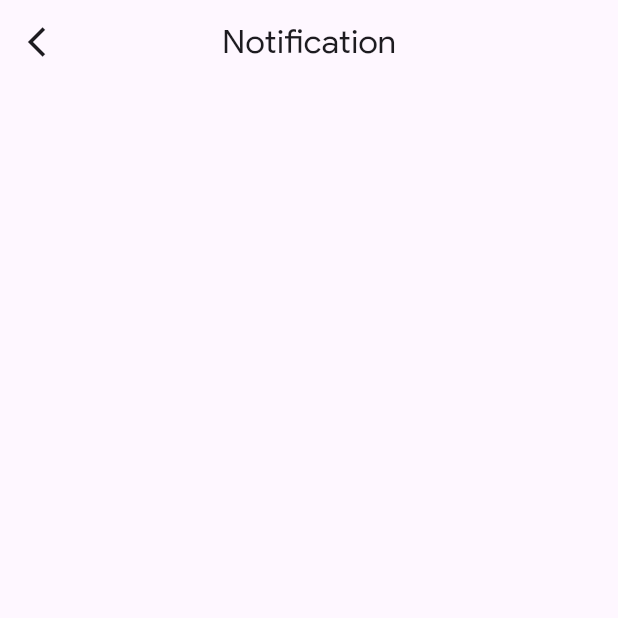
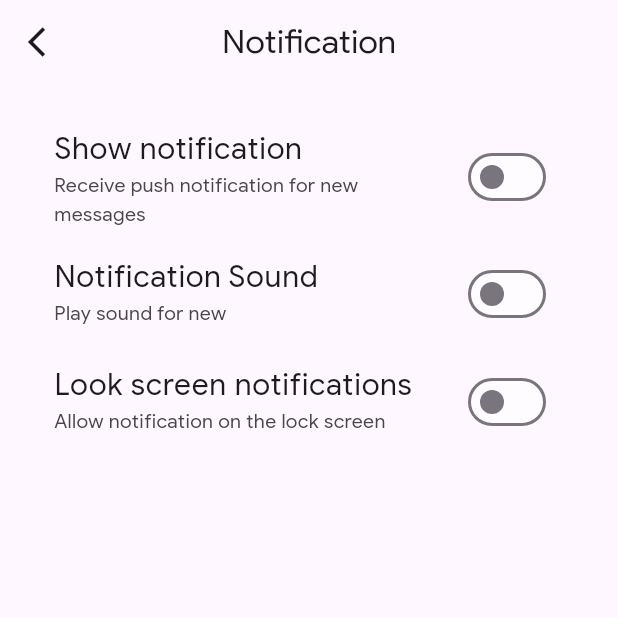
Before and after one commit to adamoz1/fluxstore, a Flutter app: the NotificationSettingPage screen opened directly, on a phone screen of 412 x 824 dp, the top half of it. Run offline on Flutter 3.47's test engine with Material 3 defaults, Android fonts, the phone set to English and light mode, and no system bars; our stand-ins replace flutter_rating_bar, get, image_picker, shared_preferences; accounts and stored records are empty.

Commit message:
Merge remote-tracking branch 'origin/master'
# Conflicts:
#	lib/common/bottom_navigation.dart

```diff
--- a/lib/Routes/app_routes.dart
+++ b/lib/Routes/app_routes.dart
@@ -3,7 +3,9 @@ import 'package:fluxstore/screens/discover_page.dart';
 import 'package:fluxstore/screens/home_sreen.dart';
 import 'package:fluxstore/screens/notification_page.dart';
 import 'package:fluxstore/screens/order_page.dart';
+import 'package:fluxstore/screens/rate_app_page.dart';
 import 'package:fluxstore/screens/setting_page.dart';
+import 'package:fluxstore/screens/settings_notification.dart';
 import 'package:fluxstore/screens/splash_screen1.dart';
 import 'package:fluxstore/screens/voucher_screen.dart';
 import 'package:get/get_navigation/src/routes/get_route.dart';
@@ -12,6 +14,9 @@ import '../screens/profile_page.dart';
 import '../screens/signin.dart';
 import '../screens/signup.dart';
 import '../screens/splash_screen2.dart';
+
+
+
 
 appRoutes() => [
       GetPage(name: '/homepage', page: () => const HomePage()),
@@ -25,6 +30,7 @@ appRoutes() => [
       GetPage(name: '/discoverpage', page: () => const DiscoverPage()),
       GetPage(name: '/voucher', page: () => const VoucherPage()),
       GetPage(name: '/setting', page: () => const SettingPage()),
-      GetPage(name: '/notificationSetting', page: () => const SettingPage()),
+      GetPage(name: '/notificationSetting', page: () => const NotificationSettingPage()),
+      GetPage(name: '/rateApp', page: () => const RateAppPage()),
 
     ];
--- a/lib/screens/setting_page.dart
+++ b/lib/screens/setting_page.dart
@@ -55,7 +55,7 @@ class _SettingPageState extends State<SettingPage> {
               title: const Text('Notification'),
               trailing: const Icon(Icons.arrow_forward_ios),
               onTap: (){
-                Get.offAndToNamed('notificationSetting');
+                Get.offAndToNamed('/notificationSetting');
               },
             ),
           ),
--- a/lib/screens/settings_notification.dart
+++ b/lib/screens/settings_notification.dart
@@ -9,6 +9,10 @@ class NotificationSettingPage extends StatefulWidget {
 }
 
 class _NotificationSettingPageState extends State<NotificationSettingPage> {
+  bool switchValue = false;
+  bool switchValue1 = false;
+  bool switchValue2 = false;
+
   @override
   Widget build(BuildContext context) {
     return Scaffold(
@@ -26,11 +30,59 @@ class _NotificationSettingPageState extends State<NotificationSettingPage> {
               child: Icon(Icons.arrow_back_ios),
             ),
             onPressed: () {
-              Get.offAndToNamed('/homepage');
+              Get.offAndToNamed('/setting');
             }),
         title: const Text('Notification'),
         centerTitle: true,
       ),
+      body: ListView(
+        padding: const EdgeInsets.all(20.0),
+        children: [
+          ListTile(
+            title: Text('Show notification',style: TextStyle(fontSize: 20),),
+            subtitle: Text('Receive push notification for new messages',style: TextStyle(fontSize: 13),),
+            trailing: Switch(
+              value: switchValue, // Pass the initialized switch value
+              onChanged: (bool newValue) { // Update the switch value when it changes
+                setState(() {
+                  switchValue = newValue; // Update the switch value
+                });
+              },
+              activeColor: switchValue ? Colors.green : Colors.white60, // Set active color based on switch value
+              inactiveTrackColor: switchValue ? Colors.white : Colors.white60,
+            )
+          ),
+          ListTile(
+              title: Text('Notification Sound',style: TextStyle(fontSize: 20),),
+              subtitle: Text('Play sound for new',style: TextStyle(fontSize: 13),),
+              trailing: Switch(
+                value: switchValue1, // Pass the initialized switch value
+                onChanged: (bool newValue) { // Update the switch value when it changes
+                  setState(() {
+                    switchValue1 = newValue; // Update the switch value
+                  });
+                },
+                activeColor: switchValue1 ? Colors.green : Colors.white60, // Set active color based on switch value
+                inactiveTrackColor: switchValue1 ? Colors.green : Colors.white60,
+              )
+          ),
+
+          ListTile(
+              title: Text('Look screen notifications',style: TextStyle(fontSize: 20),),
+              subtitle: Text('Allow notification on the lock screen',style: TextStyle(fontSize: 13),),
+              trailing: Switch(
+                value: switchValue2, // Pass the initialized switch value
+                onChanged: (bool newValue) { // Update the switch value when it changes
+                  setState(() {
+                    switchValue2 = newValue; // Update the switch value
+                  });
+                },
+                activeColor: switchValue2 ? Colors.green : Colors.white60, // Set active color based on switch value
+                inactiveTrackColor: switchValue2 ? Colors.green : Colors.white60,
+              )
+          ),
+        ],
+      ),
     );
   }
 }
--- a/lib/theme.dart
+++ b/lib/theme.dart
@@ -21,6 +21,12 @@ ThemeData darkTheme = ThemeData(
     iconTheme: const IconThemeData(color: Colors.white),
     bottomNavigationBarTheme: const BottomNavigationBarThemeData(
     selectedItemColor: Colors.white, // Icon color for dark theme
-    unselectedItemColor: Colors.white54, // Unselected icon color for dark theme
+    unselectedItemColor: Colors.white54,
+      unselectedIconTheme: IconThemeData(
+        color: Colors.white,
+      ),
+      selectedIconTheme: IconThemeData(
+        color: Colors.white,
+      ),// Unselected icon color for dark theme
     ),
 );
--- a/pubspec.yaml
+++ b/pubspec.yaml
@@ -11,6 +11,8 @@ dependencies:
     sdk: flutter
   get: ^4.6.6
   shared_preferences: ^2.2.3
+  flutter_rating_bar: ^4.0.1
+  image_picker: ^1.1.0
 
 dev_dependencies:
   flutter_test:
```
Also changed, not shown: lib/controller/rateapp_controller.dart (added, +16 -0 lines), lib/screens/profile_page.dart (+12 -12 lines), lib/screens/rate_app_page.dart (added, +126 -0 lines), lib/screens/rate_product_page.dart (added, +126 -0 lines), assets/camera.png (added), assets/gallary.png (added), pubspec.lock, 5 other files.
